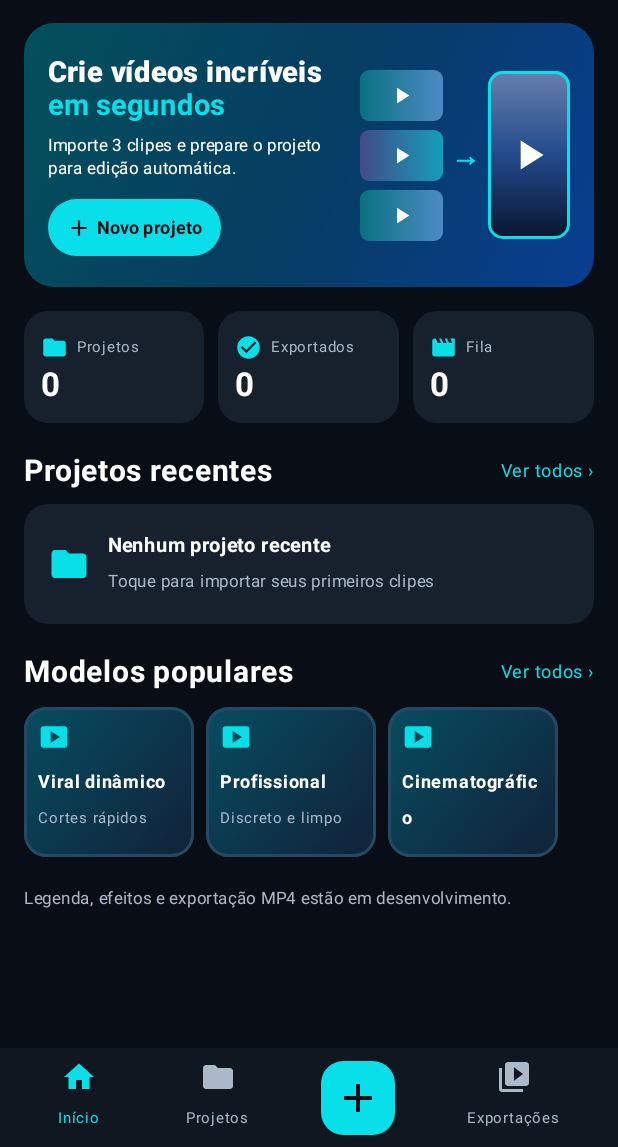
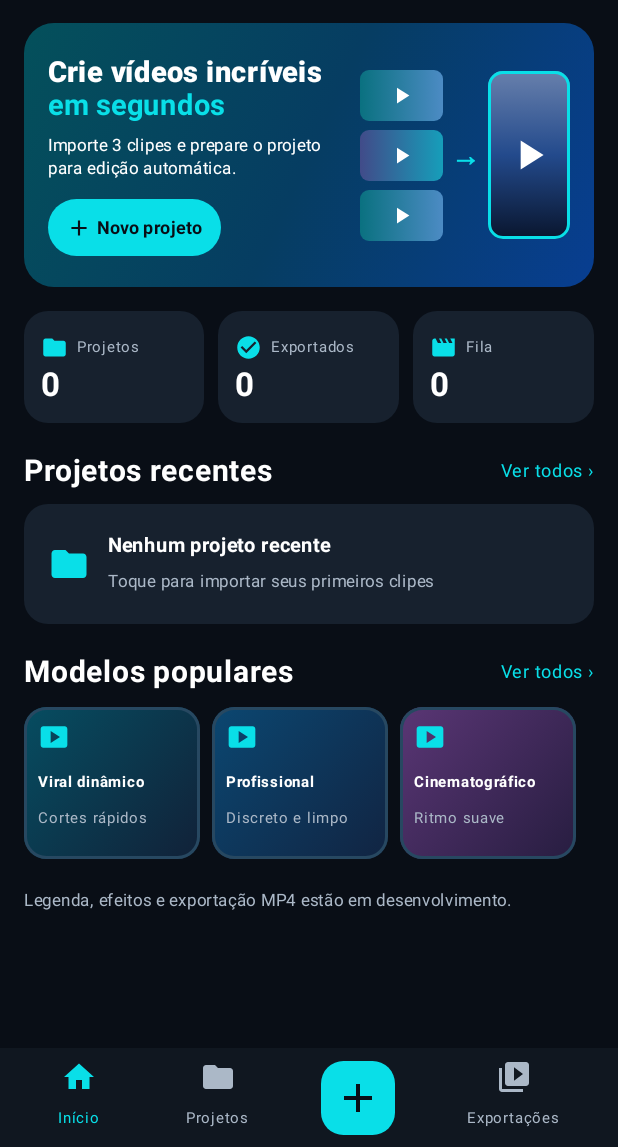
Before and after one commit to romulocarloscontato1/clippilot-android, an Android app built with Jetpack Compose: the screen it shows after launch (MainActivity), on a phone screen of 412 x 824 dp, the part 89-1236 px from its top. Run offline under Robolectric (Android 15) with nearby library versions, the phone set to English and light mode, and no system bars.

Commit message:
ui: fix template title overflow, distinct style palettes and Android gesture bar inset

```diff
--- a/app/src/main/java/com/clippilot/android/MainActivity.kt
+++ b/app/src/main/java/com/clippilot/android/MainActivity.kt
@@ -132,7 +132,7 @@ private fun ClipPilotApp() {
         Scaffold(
             containerColor = Background,
             bottomBar = {
-                Column {
+                Column(Modifier.navigationBarsPadding()) {
                     if (screen == "create") {
                         Button(
                             onClick = { previewIndex = 0; screen = "preview" },
@@ -488,10 +488,15 @@ private fun SmallOption(title: String, value: String, modifier: Modifier = Modif
 @Composable
 private fun StyleCard(title: String, detail: String, selected: Boolean, onClick: () -> Unit) {
     val borderColor = if (selected) Cyan else Color(0xFF274861)
+    val gradientColors = when (title) {
+        "Profissional" -> listOf(Color(0xFF0B4771), Color(0xFF112442))
+        "Cinematográfico" -> listOf(Color(0xFF5A3675), Color(0xFF271D40))
+        else -> listOf(Color(0xFF064D61), Color(0xFF112138))
+    }
     Column(
-        Modifier.width(113.dp).height(100.dp).border(1.5.dp, borderColor, RoundedCornerShape(15.dp))
+        Modifier.width(117.dp).height(101.dp).border(1.5.dp, borderColor, RoundedCornerShape(15.dp))
             .clip(RoundedCornerShape(15.dp))
-            .background(Brush.linearGradient(listOf(Color(0xFF064D61), Color(0xFF112138))))
+            .background(Brush.linearGradient(gradientColors))
             .clickable(onClick = onClick).padding(9.dp)
     ) {
         Row(verticalAlignment = Alignment.CenterVertically) {
@@ -500,7 +505,7 @@ private fun StyleCard(title: String, detail: String, selected: Boolean, onClick:
             if (selected) Icon(Icons.Filled.CheckCircle, null, tint = Green, modifier = Modifier.size(18.dp))
         }
         Spacer(Modifier.height(7.dp))
-        Text(title, color = Color.White, fontWeight = FontWeight.Bold, fontSize = 12.sp, maxLines = 2)
+        Text(title, color = Color.White, fontWeight = FontWeight.Bold, fontSize = 10.sp, maxLines = 1)
         Text(detail, color = Muted, fontSize = 10.sp, maxLines = 1, overflow = TextOverflow.Ellipsis)
     }
 }
```
